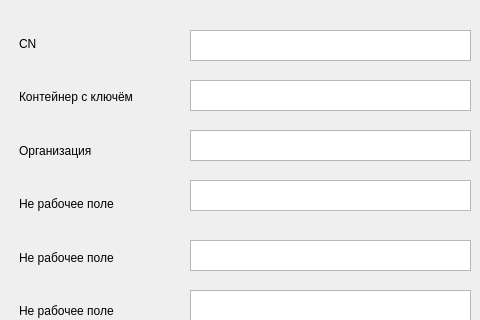
Before: the Qt Designer form ui/csr_params.ui in fullincome/ca-lite, drawn with Qt 5; both pictures show x 0 to 480 and y 0 to 320 of the 842 by 595 pixel window.
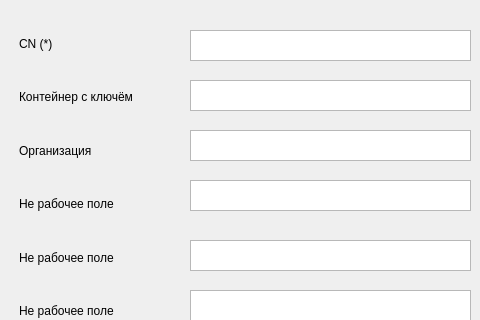
After: the same form once the commit is applied.

The edit to the form file:
```diff
--- a/ui/csr_params.ui
+++ b/ui/csr_params.ui
@@ -26,7 +26,7 @@
     <item>
      <widget class="QLabel" name="nameCsrLabel">
       <property name="text">
-       <string>CN</string>
+       <string>CN (*)</string>
       </property>
      </widget>
     </item>
```
